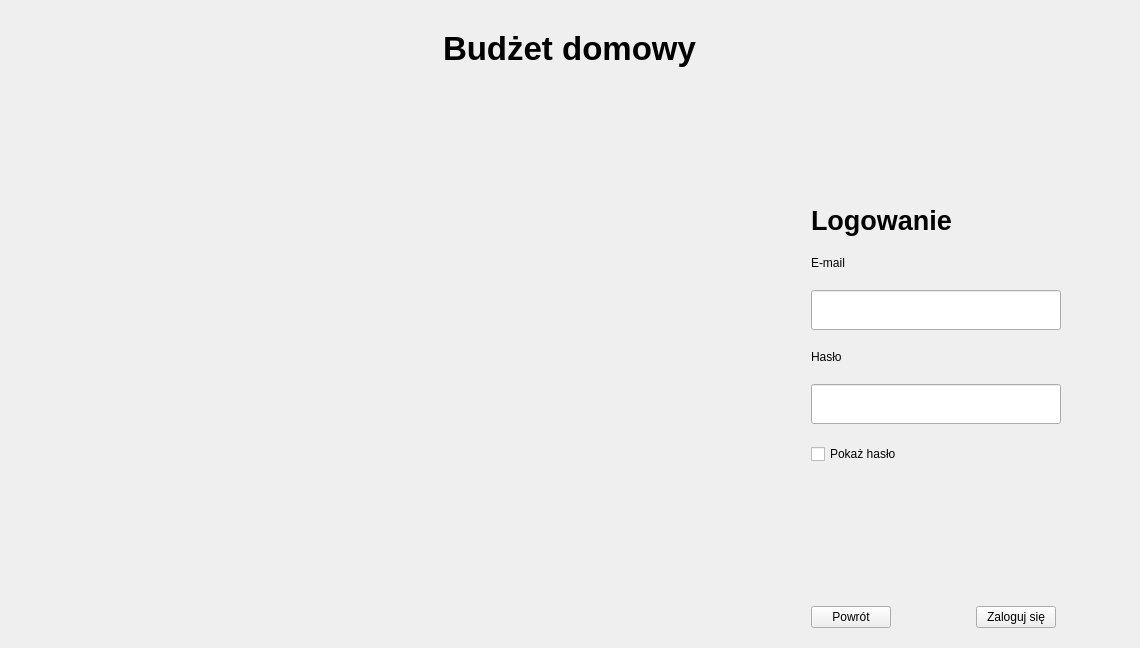
Dawid-Robak-IG/BUDZET_DOMOWY, file ui/Start_Log_Reg.ui: the form before one commit.
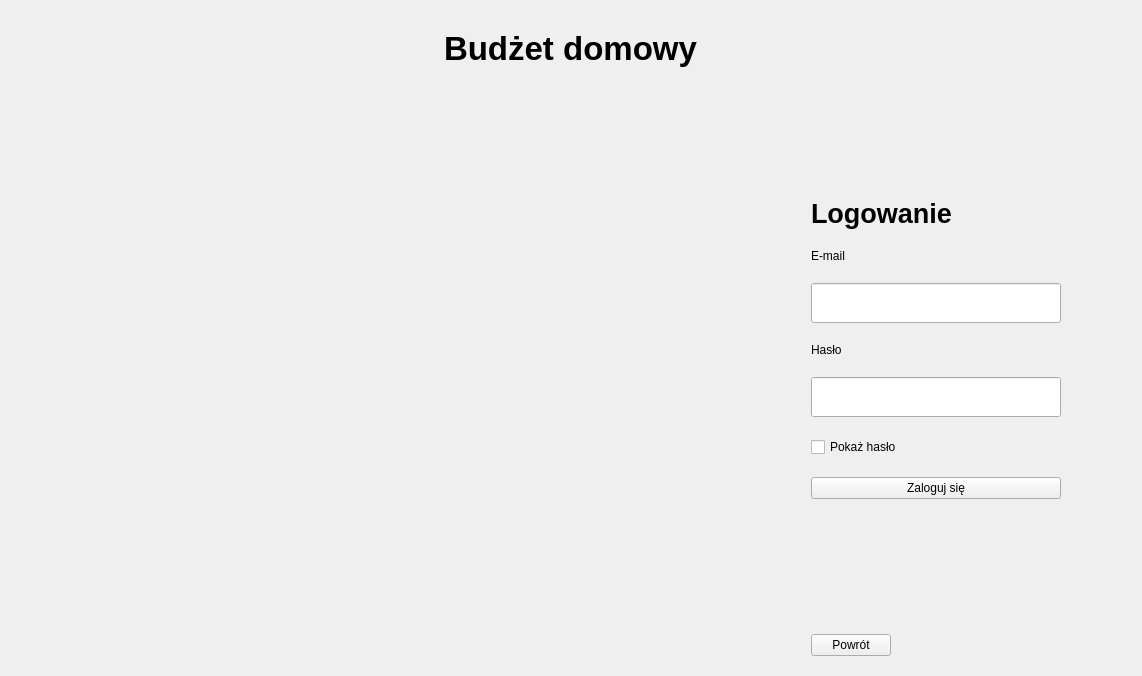
The form after the commit. The open tabs and pages were chosen to show the change.

```diff
--- a/ui/Start_Log_Reg.ui
+++ b/ui/Start_Log_Reg.ui
@@ -6,8 +6,8 @@
    <rect>
     <x>0</x>
     <y>0</y>
-    <width>1100</width>
-    <height>648</height>
+    <width>1142</width>
+    <height>676</height>
    </rect>
   </property>
   <property name="windowTitle">
@@ -68,6 +68,9 @@
    </item>
    <item>
     <widget class="QStackedWidget" name="stackedWidget">
+     <property name="styleSheet">
+      <string notr="true">#a6e3de</string>
+     </property>
      <property name="currentIndex">
       <number>0</number>
      </property>
@@ -413,6 +416,19 @@
          </property>
         </widget>
        </item>
+       <item>
+        <widget class="QPushButton" name="pushButton_zalogujSie">
+         <property name="maximumSize">
+          <size>
+           <width>250</width>
+           <height>16777215</height>
+          </size>
+         </property>
+         <property name="text">
+          <string>Zaloguj się</string>
+         </property>
+        </widget>
+       </item>
        <item>
         <spacer name="verticalSpacer_2">
          <property name="orientation">
@@ -451,26 +467,6 @@
            </property>
           </spacer>
          </item>
-         <item>
-          <widget class="QPushButton" name="pushButton_zalogujSie">
-           <property name="text">
-            <string>Zaloguj się</string>
-           </property>
-          </widget>
-         </item>
-         <item>
-          <spacer name="horizontalSpacer_8">
-           <property name="orientation">
-            <enum>Qt::Horizontal</enum>
-           </property>
-           <property name="sizeHint" stdset="0">
-            <size>
-             <width>40</width>
-             <height>20</height>
-            </size>
-           </property>
-          </spacer>
-         </item>
         </layout>
        </item>
       </layout>
```
Left out of the diff: 22 changed lines with no effect on the pictures.
